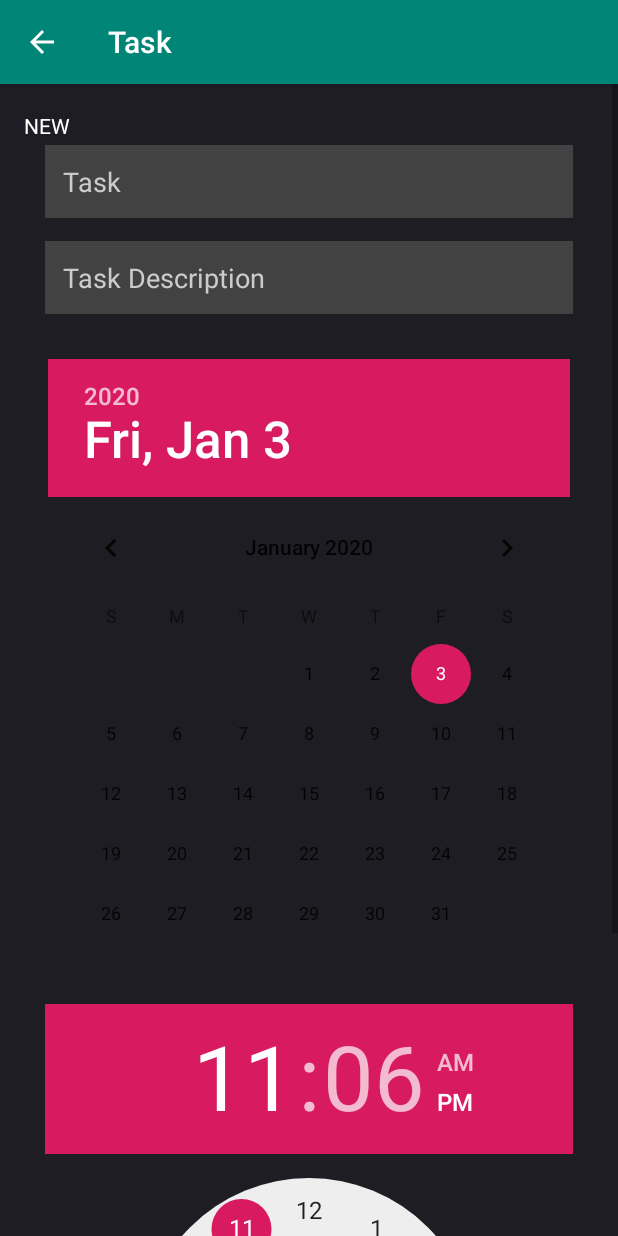
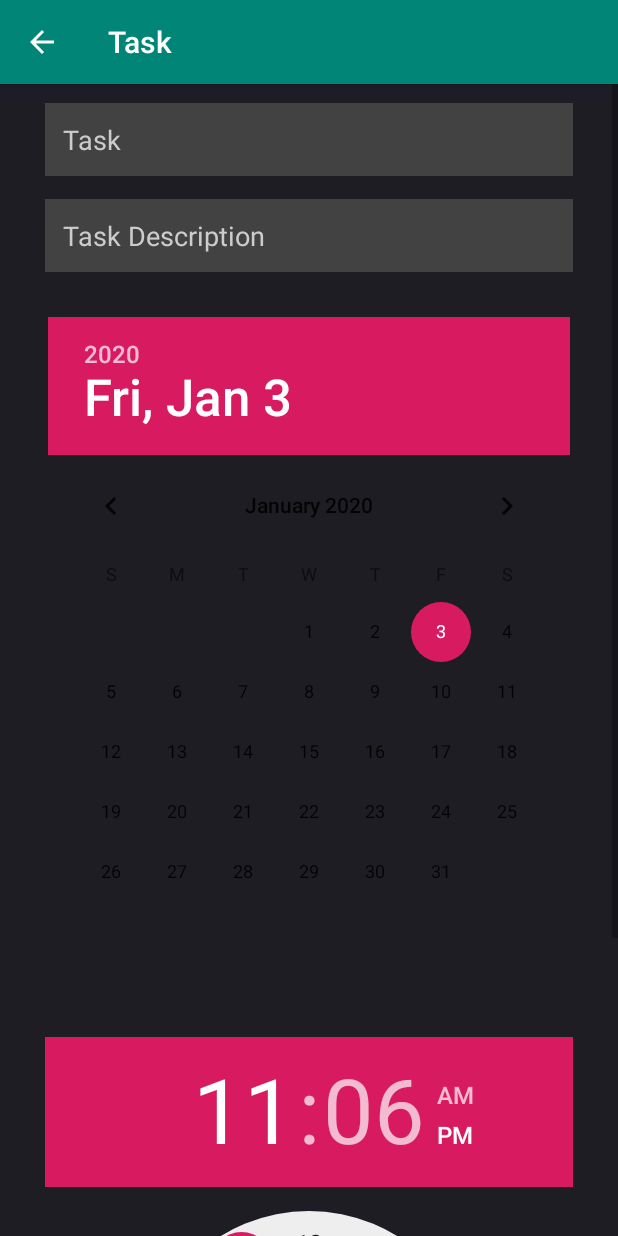
Before and after one commit to ZaydenBlaze14/Task, an Android app: the screen it shows after launch (TodoActivity), after a tap on "Submit", on a phone screen of 412 x 824 dp. Run offline under Robolectric (Android 15) with nearby library versions, the phone set to English and light mode, and no system bars; our stand-ins replace Firebase (no records; nobody signed in at launch, a user with empty details on screens opened directly).

```diff
--- a/app/build.gradle
+++ b/app/build.gradle
@@ -29,7 +29,9 @@ dependencies {
     implementation 'com.google.android.material:material:1.0.0'
     implementation 'com.google.firebase:firebase-database:19.2.0'
     implementation 'com.google.firebase:firebase-analytics:17.2.0'
+    implementation 'com.google.firebase:firebase-auth:19.2.0'
     implementation 'com.android.support:design:28.0.0'
+    implementation 'com.google.android.gms:play-services-auth:17.0.0'
 }
 
 apply plugin: 'com.google.gms.google-services'
--- a/app/src/main/java/com/zayden/android/task/MainActivity.java
+++ b/app/src/main/java/com/zayden/android/task/MainActivity.java
@@ -6,25 +6,34 @@ import android.util.Log;
 import android.view.LayoutInflater;
 import android.view.View;
 import android.view.ViewGroup;
-import android.widget.DatePicker;
-import android.widget.EditText;
 import android.widget.TextView;
-import android.widget.TimePicker;
+import android.widget.Toast;
 
+import androidx.annotation.NonNull;
 import androidx.appcompat.app.AppCompatActivity;
 import androidx.recyclerview.widget.LinearLayoutManager;
 import androidx.recyclerview.widget.RecyclerView;
 
+import com.google.android.gms.auth.api.signin.GoogleSignIn;
+import com.google.android.gms.auth.api.signin.GoogleSignInAccount;
+import com.google.android.gms.auth.api.signin.GoogleSignInClient;
+import com.google.android.gms.auth.api.signin.GoogleSignInOptions;
+import com.google.android.gms.common.SignInButton;
+import com.google.android.gms.common.api.ApiException;
+import com.google.android.gms.tasks.OnCompleteListener;
+import com.google.android.gms.tasks.Task;
 import com.google.android.material.floatingactionbutton.FloatingActionButton;
+import com.google.firebase.auth.AuthCredential;
+import com.google.firebase.auth.AuthResult;
+import com.google.firebase.auth.FirebaseAuth;
+import com.google.firebase.auth.FirebaseUser;
+import com.google.firebase.auth.GoogleAuthProvider;
 import com.google.firebase.database.DataSnapshot;
 import com.google.firebase.database.DatabaseError;
 import com.google.firebase.database.FirebaseDatabase;
 import com.google.firebase.database.ValueEventListener;
 
-import java.text.ParseException;
-import java.text.SimpleDateFormat;
 import java.util.ArrayList;
-import java.util.Date;
 
 
 public class MainActivity extends AppCompatActivity {
@@ -32,11 +41,63 @@ public class MainActivity extends AppCompatActivity {
     RecycleAdapter adapter;
     ArrayList<Todo> todoList;
 
+    //a constant for detecting the login intent result
+    private static final int RC_SIGN_IN = 3012;
+
+    //creating a GoogleSignInClient object
+    GoogleSignInClient mGoogleSignInClient;
+
+    //And also a Firebase Auth object
+    FirebaseAuth mAuth;
+
+    @Override
+    public void onActivityResult(int requestCode, int resultCode, Intent data) {
+        super.onActivityResult(requestCode, resultCode, data);
+
+        //if the requestCode is the Google Sign In code that we defined at starting
+        if (requestCode == RC_SIGN_IN) {
+
+            //Getting the GoogleSignIn Task
+            Task<GoogleSignInAccount> task = GoogleSignIn.getSignedInAccountFromIntent(data);
+            try {
+                //Google Sign In was successful, authenticate with Firebase
+                GoogleSignInAccount account = task.getResult(ApiException.class);
+
+                //authenticating with firebase
+                firebaseAuthWithGoogle(account);
+            } catch (ApiException e) {
+                Toast.makeText(MainActivity.this, e.getMessage(), Toast.LENGTH_SHORT).show();
+            }
+        }
+    }
+
     @Override
     protected void onCreate(Bundle savedInstanceState) {
         super.onCreate(savedInstanceState);
         setContentView(R.layout.activity_main);
 
+        //first we intialized the FirebaseAuth object
+        mAuth = FirebaseAuth.getInstance();
+
+        //Then we need a GoogleSignInOptions object
+        //And we need to build it as below
+        GoogleSignInOptions gso = new GoogleSignInOptions.Builder(GoogleSignInOptions.DEFAULT_SIGN_IN)
+                .requestIdToken(getString(R.string.default_web_client_id))
+                .requestEmail()
+                .build();
+
+        //Then we will get the GoogleSignInClient object from GoogleSignIn class
+        mGoogleSignInClient = GoogleSignIn.getClient(this, gso);
+
+        //Now we will attach a click listener to the sign_in_button
+        //and inside onClick() method we are calling the signIn() method that will open
+        //google sign in intent
+        findViewById(R.id.sign_in).setOnClickListener(new View.OnClickListener() {
+            @Override
+            public void onClick(View view) {
+                signIn();
+            }
+        });
         FloatingActionButton fab = findViewById(R.id.fab);
         fab.setOnClickListener(new View.OnClickListener() {
             @Override
@@ -59,10 +120,24 @@ public class MainActivity extends AppCompatActivity {
         adapter.notifyDataSetChanged();
     }
 
+    @Override
+    protected void onStart() {
+        super.onStart();
+        if (mAuth.getCurrentUser() != null) {
+            SignInButton btn= findViewById(R.id.sign_in);
+            btn.setVisibility(View.GONE);
+        } else {
+            SignInButton btn= findViewById(R.id.sign_in);
+            btn.setVisibility(View.VISIBLE);
+        }
+    }
+
 
     @Override
     protected void onResume() {
         super.onResume();
+
+
         FirebaseDatabase database = FirebaseDatabase.getInstance();
 
         database.getReference("todoList").addListenerForSingleValueEvent(
@@ -86,6 +161,44 @@ public class MainActivity extends AppCompatActivity {
                     }
                 });
     }
+
+    private void firebaseAuthWithGoogle(GoogleSignInAccount acct) {
+        Log.d("TodoApp", "firebaseAuthWithGoogle:" + acct.getId());
+
+        //getting the auth credential
+        AuthCredential credential = GoogleAuthProvider.getCredential(acct.getIdToken(), null);
+
+        //Now using firebase we are signing in the user here
+        mAuth.signInWithCredential(credential)
+                .addOnCompleteListener(this, new OnCompleteListener<AuthResult>() {
+                    @Override
+                    public void onComplete(@NonNull Task<AuthResult> task) {
+                        if (task.isSuccessful()) {
+                            Log.d("TodoApp", "signInWithCredential:success");
+                            FirebaseUser user = mAuth.getCurrentUser();
+
+                            Toast.makeText(MainActivity.this, "User Signed In", Toast.LENGTH_SHORT).show();
+                        } else {
+                            // If sign in fails, display a message to the user.
+                            Log.w("TodoApp", "signInWithCredential:failure", task.getException());
+                            Toast.makeText(MainActivity.this, "Authentication failed.",
+                                    Toast.LENGTH_SHORT).show();
+
+                        }
+                    }
+                });
+    }
+
+
+    private void signIn() {
+        //getting the google signin intent
+        Intent signInIntent = mGoogleSignInClient.getSignInIntent();
+
+        //starting the activity for result
+        startActivityForResult(signInIntent, RC_SIGN_IN);
+    }
+
+
 
     private class RecycleAdapter extends RecyclerView.Adapter {
 
--- a/app/src/main/res/layout/activity_todo.xml
+++ b/app/src/main/res/layout/activity_todo.xml
@@ -10,32 +10,9 @@
         android:layout_width="match_parent"
         android:layout_height="match_parent">
 
-        <androidx.appcompat.widget.Toolbar
-            android:id="@+id/toolbar_task_add"
-            android:layout_alignParentTop="true"
-            android:layout_width="match_parent"
-            android:layout_height="wrap_content"
-            app:theme="@style/ThemeOverlay.AppCompat.Dark.ActionBar"
-            app:popupTheme="@style/ThemeOverlay.AppCompat.Light">
-            <LinearLayout
-                android:layout_width="match_parent"
-                android:layout_height="wrap_content"
-                android:orientation="horizontal"
-                android:weightSum="1"
-                android:gravity="center_vertical">
-                <TextView
-                    android:layout_width="wrap_content"
-                    android:layout_height="wrap_content"
-                    android:text="NEW"
-                    android:textColor="@color/cardview_light_background"/>
-
-            </LinearLayout>
-        </androidx.appcompat.widget.Toolbar>
-
         <LinearLayout
             android:layout_width="match_parent"
             android:layout_height="wrap_content"
-            android:layout_below="@+id/toolbar_task_add"
             android:layout_centerVertical="true"
             android:layout_marginTop="25dp"
             android:background="#1E1D23"
@@ -85,6 +62,10 @@
                 android:layout_height="wrap_content"
                 android:id="@+id/datepicker"/>
 
+            <Space
+                android:layout_width="match_parent"
+                android:layout_height="50dp" />
+
             <TimePicker
                 android:id="@+id/timepicker"
                 android:layout_width="wrap_content"
@@ -102,7 +83,8 @@
             app:elevation="6dp"
             android:layout_alignParentRight="true"
             android:layout_alignParentBottom="true"
-            android:layout_margin="40dp"
+            android:layout_marginBottom="20dp"
+            android:layout_marginRight="20dp"
             app:pressedTranslationZ="12dp"
             android:contentDescription="@string/submit"/>
 
```
Also changed, not shown: app/src/main/res/layout/activity_main.xml (+6 -19 lines), app/src/main/res/layout/layout_main.xml (+8 -8 lines), 337 other files.
